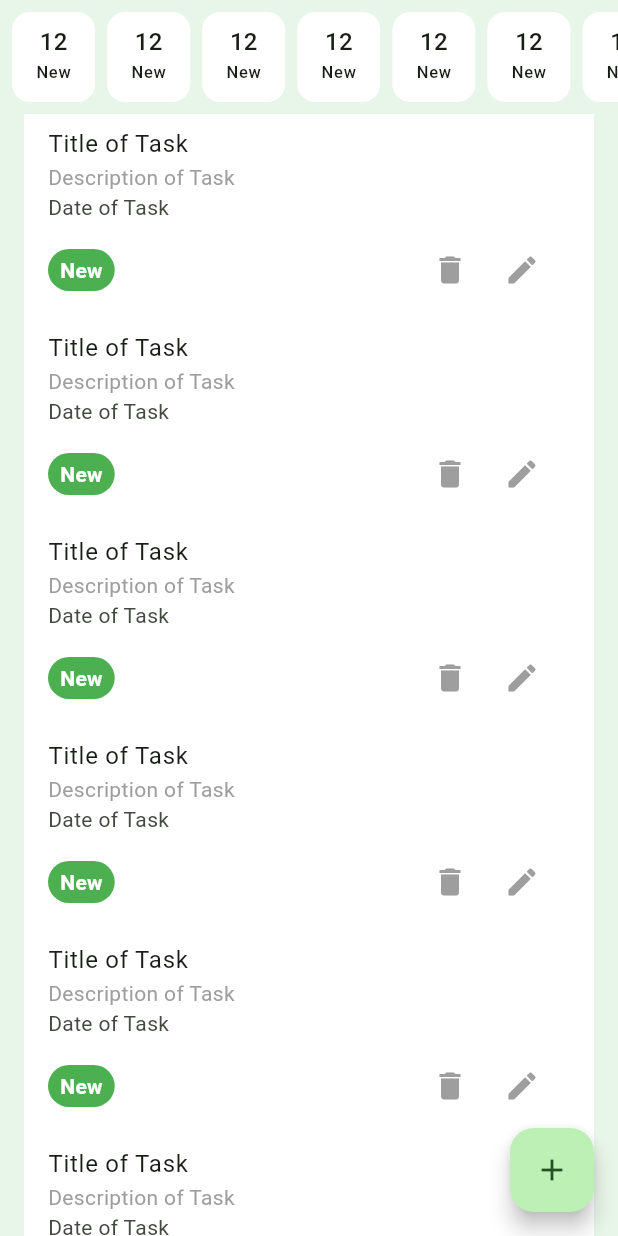
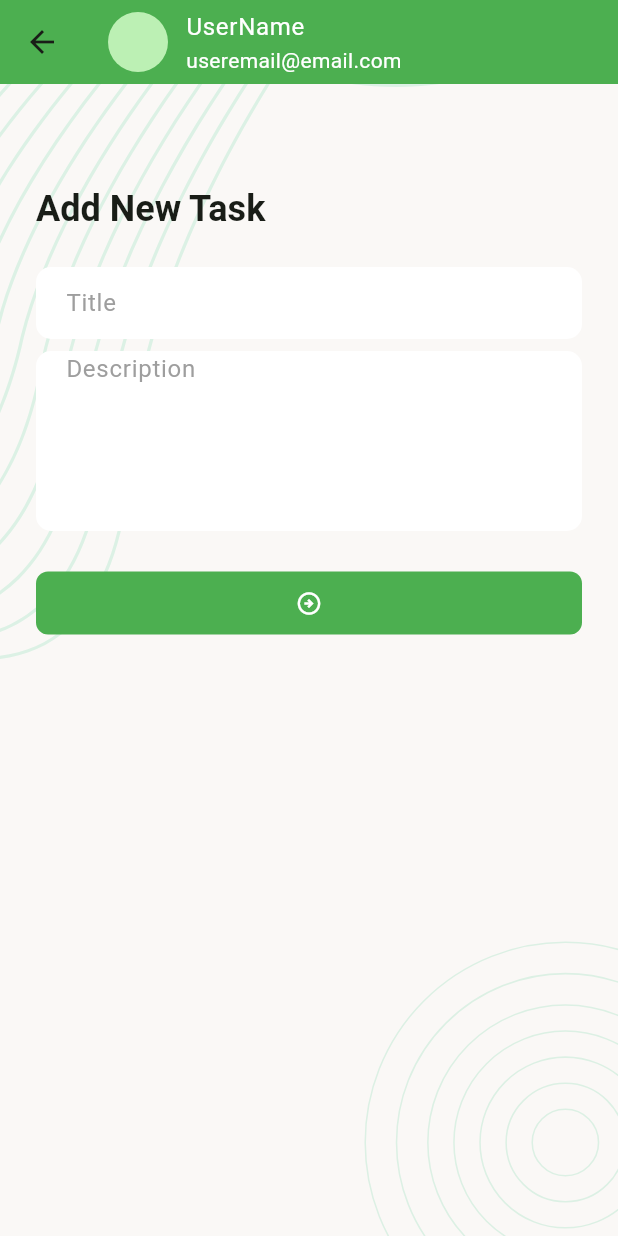
Before and after one commit to TousifMitul/task_manager, a Flutter app: the NewTaskList screen opened directly, after a tap on the "add" icon, on a phone screen of 412 x 824 dp. Run offline on Flutter 3.47's test engine with Material 3 defaults, Android fonts, the phone set to English and light mode, and no system bars; our stand-ins replace flutter_svg, pin_code_fields.

Commit message:
add new task

```diff
--- a/lib/app.dart
+++ b/lib/app.dart
@@ -1,4 +1,5 @@
 import 'package:flutter/material.dart';
+import 'package:task_manager/ui/screens/add_new.dart';
 import 'package:task_manager/ui/screens/forgot_password.dart';
 import 'package:task_manager/ui/screens/navholder.dart';
 import 'package:task_manager/ui/screens/reset_password.dart';
@@ -67,6 +68,7 @@ class MyApp extends StatelessWidget {
         VerifyOTP.name: (context) => VerifyOTP(),
         ResetPassword.name: (context) => ResetPassword(),
         NavHolder.name: (context) => NavHolder(),
+        AddNew.name: (context) => AddNew(),
       },
       initialRoute: '/',
     );
--- /dev/null
+++ b/lib/ui/screens/add_new.dart
@@ -0,0 +1,54 @@
+import 'package:flutter/material.dart';
+import 'package:task_manager/ui/widgets/background.dart';
+
+import '../widgets/tm_app_bar.dart';
+
+class AddNew extends StatefulWidget {
+  const AddNew({super.key});
+
+  static const name = '/add-new';
+
+  @override
+  State<AddNew> createState() => _AddNewState();
+}
+
+class _AddNewState extends State<AddNew> {
+  @override
+  Widget build(BuildContext context) {
+    return Scaffold(
+      appBar: TMAppBar(),
+      body: Background(
+        child: SingleChildScrollView(
+          child: Padding(
+            padding: const EdgeInsets.all(24),
+            child: Column(
+              spacing: 8,
+              crossAxisAlignment: CrossAxisAlignment.start,
+              children: [
+                SizedBox(height: 36,),
+                Text('Add New Task', style: TextTheme.of(context).titleLarge),
+                SizedBox(height: 8,),
+                TextFormField(
+                  decoration: InputDecoration(
+                    hintText: 'Title',
+                  ),
+                ),
+                TextFormField(
+                  maxLines: 5,
+                  decoration: InputDecoration(
+                    hintText: 'Description',
+                  ),
+                ),
+                SizedBox(height: 8,),
+                FilledButton(
+                  onPressed: () {},
+                  child: Icon(Icons.arrow_circle_right_outlined),
+                ),
+              ],
+            ),
+          ),
+        ),
+      ),
+    );
+  }
+}
--- a/lib/ui/screens/new_task_list.dart
+++ b/lib/ui/screens/new_task_list.dart
@@ -1,4 +1,5 @@
 import 'package:flutter/material.dart';
+import 'package:task_manager/ui/screens/add_new.dart';
 
 import '../widgets/TaskCard.dart';
 
@@ -33,10 +34,15 @@ class _NewTaskListState extends State<NewTaskList> {
           ],
         ),
       ),
-      floatingActionButton: FloatingActionButton(onPressed: (){},
+      floatingActionButton: FloatingActionButton(onPressed: _onTapAddNew,
       child: Icon(Icons.add),),
     );
   }
+
+  void _onTapAddNew() {
+    Navigator.pushNamed(context, AddNew.name);
+  }
+
 
   Widget _buildupTaskSummary() {
     return SizedBox(
```
